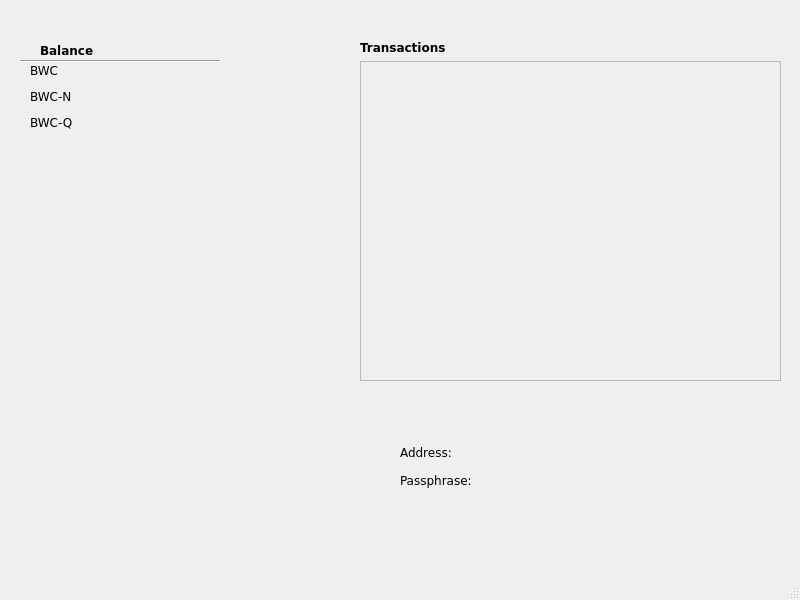
Before: the Qt Designer form client/gui/mainwindow.ui in TemplateName56/Blockchain_Wallet, drawn with Qt 5.
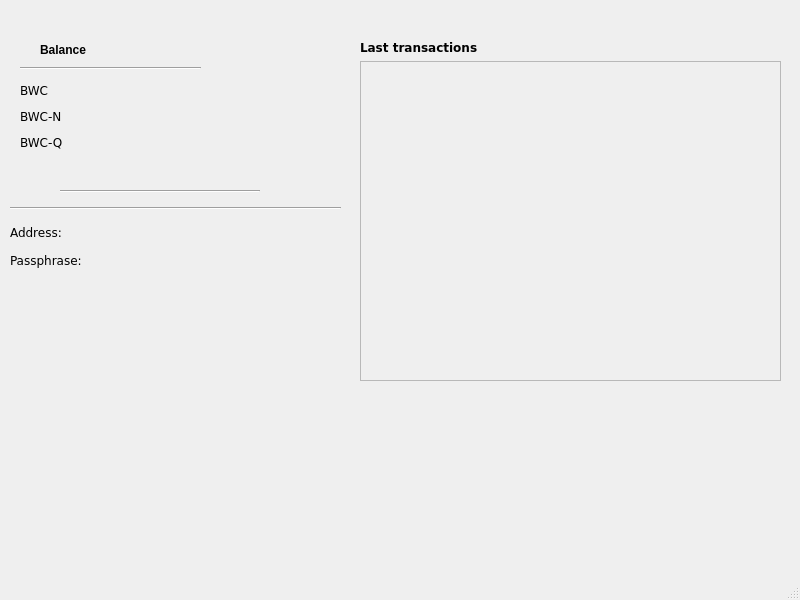
After: the same form once the commit is applied. The open tabs and pages were chosen to show the change.

```diff
--- a/client/gui/mainwindow.ui
+++ b/client/gui/mainwindow.ui
@@ -67,7 +67,7 @@
       </property>
       <property name="font">
        <font>
-        <family>Verdana</family>
+        <family>Arial</family>
         <weight>75</weight>
         <bold>true</bold>
        </font>
@@ -79,8 +79,8 @@
      <widget class="Line" name="line">
       <property name="geometry">
        <rect>
-        <x>20</x>
-        <y>60</y>
+        <x>60</x>
+        <y>190</y>
         <width>200</width>
         <height>3</height>
        </rect>
@@ -92,10 +92,10 @@
      <widget class="QWidget" name="layoutWidget">
       <property name="geometry">
        <rect>
-        <x>30</x>
-        <y>60</y>
-        <width>178</width>
-        <height>74</height>
+        <x>20</x>
+        <y>80</y>
+        <width>179</width>
+        <height>76</height>
        </rect>
       </property>
       <layout class="QFormLayout" name="balanceLayout">
@@ -120,6 +120,13 @@
            <height>20</height>
           </size>
          </property>
+         <property name="font">
+          <font>
+           <family>Arial</family>
+           <weight>75</weight>
+           <bold>true</bold>
+          </font>
+         </property>
          <property name="text">
           <string/>
          </property>
@@ -149,6 +156,13 @@
            <height>20</height>
           </size>
          </property>
+         <property name="font">
+          <font>
+           <family>Arial</family>
+           <weight>75</weight>
+           <bold>true</bold>
+          </font>
+         </property>
          <property name="text">
           <string/>
          </property>
@@ -178,6 +192,13 @@
            <height>20</height>
           </size>
          </property>
+         <property name="font">
+          <font>
+           <family>Arial</family>
+           <weight>75</weight>
+           <bold>true</bold>
+          </font>
+         </property>
          <property name="text">
           <string/>
          </property>
@@ -191,10 +212,10 @@
      <widget class="QWidget" name="layoutWidget">
       <property name="geometry">
        <rect>
-        <x>400</x>
-        <y>440</y>
-        <width>360</width>
-        <height>52</height>
+        <x>10</x>
+        <y>220</y>
+        <width>361</width>
+        <height>53</height>
        </rect>
       </property>
       <layout class="QVBoxLayout" name="verticalLayout">
@@ -303,8 +324,11 @@
            <bold>true</bold>
           </font>
          </property>
+         <property name="frameShadow">
+          <enum>QFrame::Raised</enum>
+         </property>
          <property name="text">
-          <string>Transactions</string>
+          <string>Last transactions</string>
          </property>
         </widget>
        </item>
@@ -328,6 +352,32 @@
        </item>
       </layout>
      </widget>
+     <widget class="Line" name="line_2">
+      <property name="geometry">
+       <rect>
+        <x>10</x>
+        <y>200</y>
+        <width>331</width>
+        <height>16</height>
+       </rect>
+      </property>
+      <property name="orientation">
+       <enum>Qt::Horizontal</enum>
+      </property>
+     </widget>
+     <widget class="Line" name="line_3">
+      <property name="geometry">
+       <rect>
+        <x>20</x>
+        <y>60</y>
+        <width>181</width>
+        <height>16</height>
+       </rect>
+      </property>
+      <property name="orientation">
+       <enum>Qt::Horizontal</enum>
+      </property>
+     </widget>
     </widget>
     <widget class="QWidget" name="sendWidget">
      <property name="sizePolicy">
```
Left out of the diff: 163 changed lines with no effect on the pictures.
